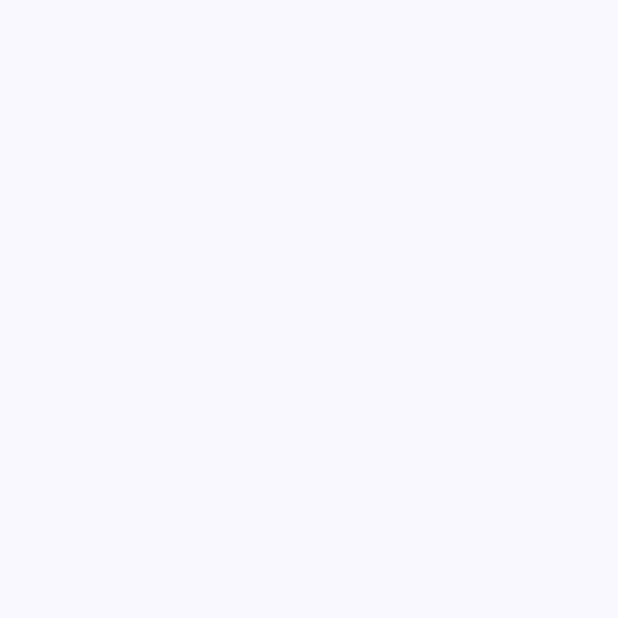
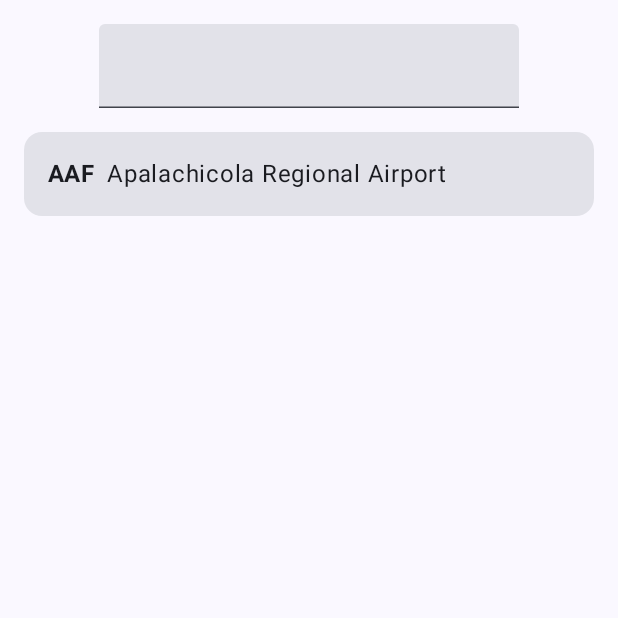
Before and after one commit to ViktoriaGavrosh/Android_Flight_Search, an Android app built with Jetpack Compose: the screen it shows after launch (MainActivity), on a phone screen of 412 x 824 dp, the top half of it. Before the commit the part shown is empty. Run offline under Robolectric (Android 15) with nearby library versions, the phone set to English and light mode, and no system bars.

Commit message:
simple ui, viewModel Only TextField and one airport (no exchange)

```diff
--- /dev/null
+++ b/app/src/main/java/com/viktoriagavrosh/flightsearch/FlightSearchApp.kt
@@ -0,0 +1,66 @@
+package com.viktoriagavrosh.flightsearch
+
+import androidx.compose.foundation.layout.Column
+import androidx.compose.foundation.layout.Row
+import androidx.compose.foundation.layout.fillMaxSize
+import androidx.compose.foundation.layout.fillMaxWidth
+import androidx.compose.foundation.layout.padding
+import androidx.compose.material3.Card
+import androidx.compose.material3.MaterialTheme
+import androidx.compose.material3.Text
+import androidx.compose.material3.TextField
+import androidx.compose.runtime.Composable
+import androidx.compose.runtime.collectAsState
+import androidx.compose.ui.Alignment
+import androidx.compose.ui.Modifier
+import androidx.compose.ui.res.dimensionResource
+import androidx.compose.ui.text.font.FontWeight
+import androidx.compose.ui.tooling.preview.Preview
+import androidx.lifecycle.viewmodel.compose.viewModel
+import com.viktoriagavrosh.flightsearch.ui.theme.FlightSearchTheme
+
+@Composable
+fun FlightSearchApp() {
+
+    val flightViewModel: FlightViewModel = viewModel()
+    val uiState = flightViewModel.uiState.collectAsState()
+
+    Column(
+        modifier = Modifier
+            .fillMaxSize()
+            .padding(dimensionResource(id = R.dimen.padding_medium)),
+        horizontalAlignment = Alignment.CenterHorizontally
+    ) {
+        TextField(
+            value = uiState.value.inputText,
+            onValueChange = { flightViewModel.updateInputText(it) }
+        )
+        Card(
+            modifier = Modifier
+                .fillMaxWidth()
+                .padding(top = dimensionResource(id = R.dimen.padding_medium))
+        ) {
+            Row(
+                modifier = Modifier.padding(dimensionResource(id = R.dimen.padding_medium))
+            ) {
+                Text(
+                    text = uiState.value.airport.code,
+                    fontWeight = FontWeight.Bold,
+                    style = MaterialTheme.typography.titleMedium
+                )
+                Text(
+                    text = uiState.value.airport.name,
+                    modifier = Modifier.padding(start = dimensionResource(id = R.dimen.padding_small))
+                )
+            }
+        }
+    }
+}
+
+@Preview
+@Composable
+fun FlightSearchAppPreview() {
+    FlightSearchTheme {
+        FlightSearchApp()
+    }
+}
--- /dev/null
+++ b/app/src/main/java/com/viktoriagavrosh/flightsearch/FlightViewModel.kt
@@ -0,0 +1,31 @@
+package com.viktoriagavrosh.flightsearch
+
+import androidx.lifecycle.ViewModel
+import kotlinx.coroutines.flow.MutableStateFlow
+import kotlinx.coroutines.flow.StateFlow
+import kotlinx.coroutines.flow.asStateFlow
+import kotlinx.coroutines.flow.update
+
+class FlightViewModel : ViewModel() {
+
+    private var _uiState = MutableStateFlow(FlightUiState())
+    val uiState: StateFlow<FlightUiState> = _uiState.asStateFlow()
+
+    fun updateInputText(text: String) {
+        _uiState.update {
+            it.copy(
+                inputText = text
+            )
+        }
+    }
+}
+
+data class FlightUiState(
+    val inputText: String = "",
+    val airport: Airport = Airport("AAF", "Apalachicola Regional Airport")
+)
+
+data class Airport(
+    val code: String,
+    val name: String
+)
--- a/app/src/main/java/com/viktoriagavrosh/flightsearch/MainActivity.kt
+++ b/app/src/main/java/com/viktoriagavrosh/flightsearch/MainActivity.kt
@@ -22,7 +22,7 @@ class MainActivity : ComponentActivity() {
                     modifier = Modifier.fillMaxSize(),
                     color = MaterialTheme.colorScheme.background
                 ) {
-                    //FlightSearchApp()
+                    FlightSearchApp()
                 }
             }
         }
--- /dev/null
+++ b/app/src/main/res/values/dimens.xml
@@ -0,0 +1,6 @@
+<?xml version="1.0" encoding="utf-8"?>
+<resources>
+    <dimen name="padding_small">8dp</dimen>
+    <dimen name="padding_medium">16dp</dimen>
+    <dimen name="padding_large">32dp</dimen>
+</resources>
```
